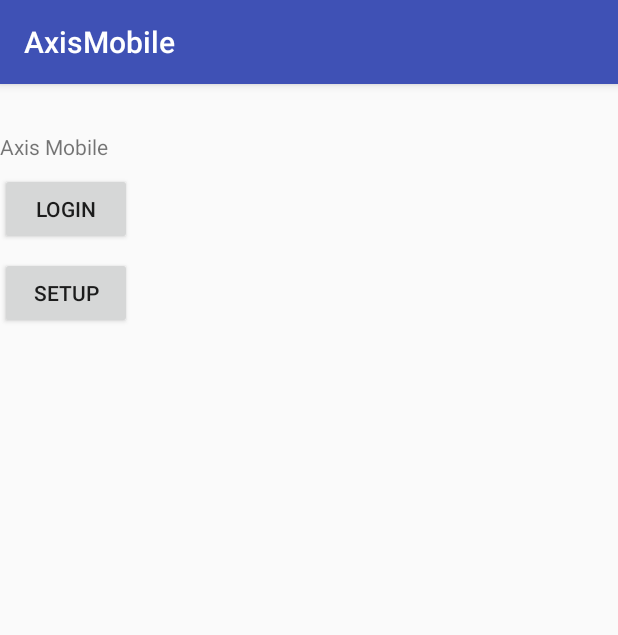
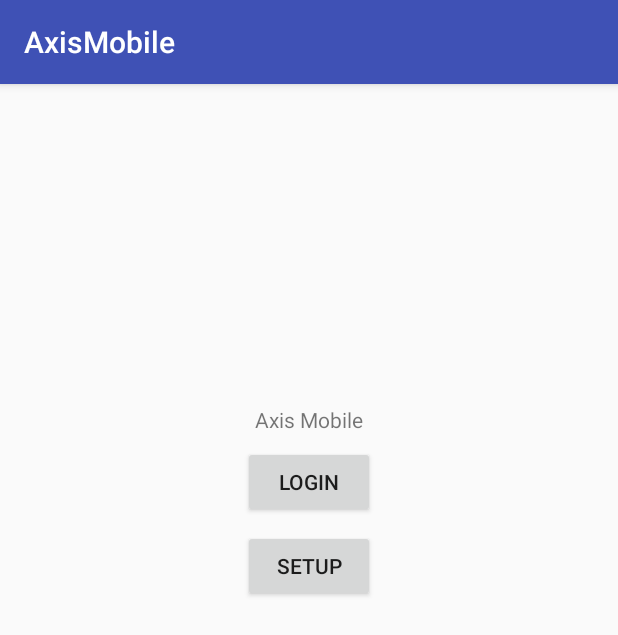
Before and after one commit to matthaerle/AxisMobile, an Android app: the screen it shows after launch (MainActivity), on a phone screen of 412 x 824 dp. Shown: the top 635 px of the screen. Run offline under Robolectric (Android 15) with nearby library versions, the phone set to English and light mode, and no system bars.

Commit message:
More updates

```diff
--- a/app/src/main/AndroidManifest.xml
+++ b/app/src/main/AndroidManifest.xml
@@ -11,7 +11,7 @@
         android:theme="@style/AppTheme">
 
 
-        <activity android:name=".MainActivity">
+        <activity android:name=".MainActivity" android:screenOrientation="portrait">
             <intent-filter>
                 <action android:name="android.intent.action.MAIN" />
 
--- a/app/src/main/res/layout/welcome_page.xml
+++ b/app/src/main/res/layout/welcome_page.xml
@@ -11,25 +11,55 @@
         android:layout_width="wrap_content"
         android:layout_height="0dp"
         android:text="Axis Mobile"
-        tools:layout_editor_absoluteX="156dp"
-        app:layout_constraintTop_toTopOf="parent"
-        android:layout_marginTop="32dp" />
+        app:layout_constraintTop_toTopOf="@+id/guideline6"
+        android:layout_marginTop="8dp"
+        app:layout_constraintRight_toLeftOf="@+id/guideline5"
+        android:layout_marginRight="8dp"
+        android:layout_marginLeft="8dp"
+        app:layout_constraintLeft_toLeftOf="@+id/guideline4" />
 
     <Button
         android:id="@+id/btn_Setup"
         android:layout_width="wrap_content"
         android:layout_height="wrap_content"
         android:text="Setup"
-        tools:layout_editor_absoluteX="148dp"
         android:layout_marginTop="8dp"
-        app:layout_constraintTop_toBottomOf="@+id/btn_Login" />
+        app:layout_constraintTop_toBottomOf="@+id/btn_Login"
+        app:layout_constraintRight_toLeftOf="@+id/guideline5"
+        android:layout_marginRight="8dp"
+        android:layout_marginLeft="8dp"
+        app:layout_constraintLeft_toLeftOf="@+id/guideline4" />
 
     <Button
         android:id="@+id/btn_Login"
         android:layout_width="wrap_content"
         android:layout_height="wrap_content"
         android:text="Login"
-        tools:layout_editor_absoluteX="148dp"
         android:layout_marginTop="8dp"
-        app:layout_constraintTop_toBottomOf="@+id/textView" />
+        app:layout_constraintTop_toBottomOf="@+id/textView"
+        app:layout_constraintRight_toLeftOf="@+id/guideline5"
+        android:layout_marginRight="8dp"
+        android:layout_marginLeft="8dp"
+        app:layout_constraintLeft_toLeftOf="@+id/guideline4" />
+
+    <android.support.constraint.Guideline
+        android:layout_width="wrap_content"
+        android:layout_height="wrap_content"
+        android:id="@+id/guideline4"
+        android:orientation="vertical"
+        app:layout_constraintGuide_percent="0.33854166" />
+
+    <android.support.constraint.Guideline
+        android:layout_width="wrap_content"
+        android:layout_height="wrap_content"
+        android:id="@+id/guideline5"
+        android:orientation="vertical"
+        app:layout_constraintGuide_percent="0.66" />
+
+    <android.support.constraint.Guideline
+        android:layout_width="wrap_content"
+        android:layout_height="wrap_content"
+        android:id="@+id/guideline6"
+        android:orientation="horizontal"
+        app:layout_constraintGuide_percent="0.26810175" />
 </android.support.constraint.ConstraintLayout>
```
Also changed, not shown: app/src/main/java/com/acusportrtg/axismobile/MainActivity.java (+27 -0 lines), app/src/main/java/com/acusportrtg/axismobile/Methods/ServerAddress.java (+14 -2 lines), app/src/main/java/com/acusportrtg/axismobile/Methods/VerifyServerConnection.java (added, +65 -0 lines), app/src/main/java/com/acusportrtg/axismobile/ServerConnectActivity.java (+8 -9 lines), app/src/main/java/com/acusportrtg/axismobile/Task_Chooser.java (added, +16 -0 lines), app/src/main/res/layout/task_chooser.xml (added, +77 -0 lines).
